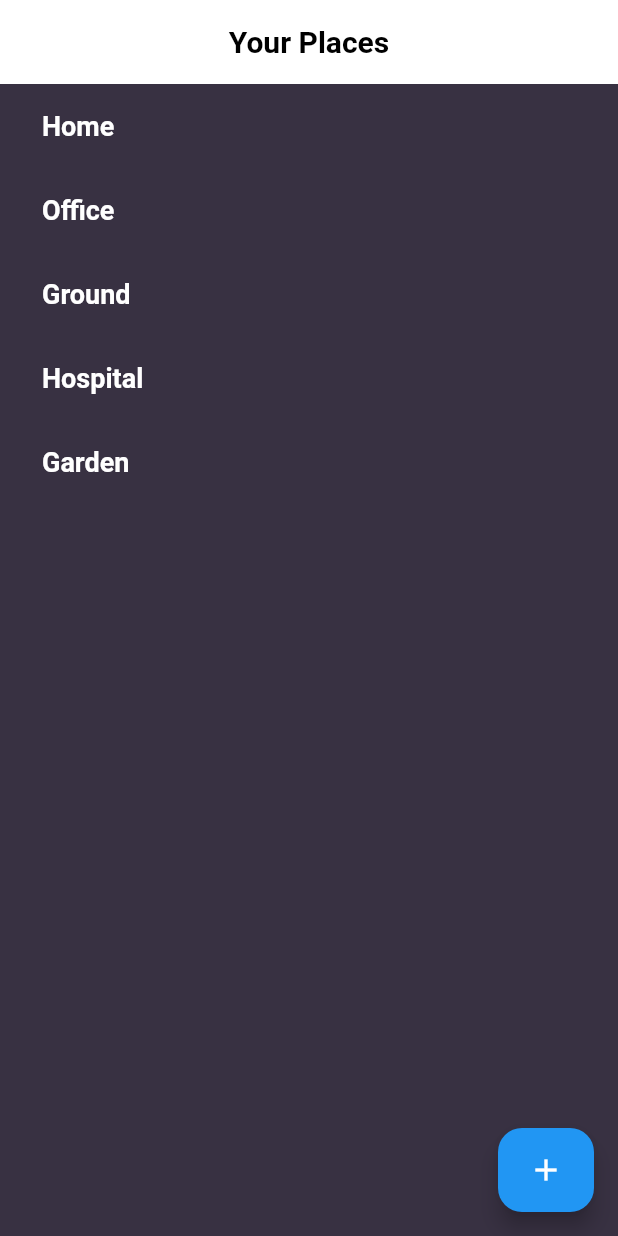
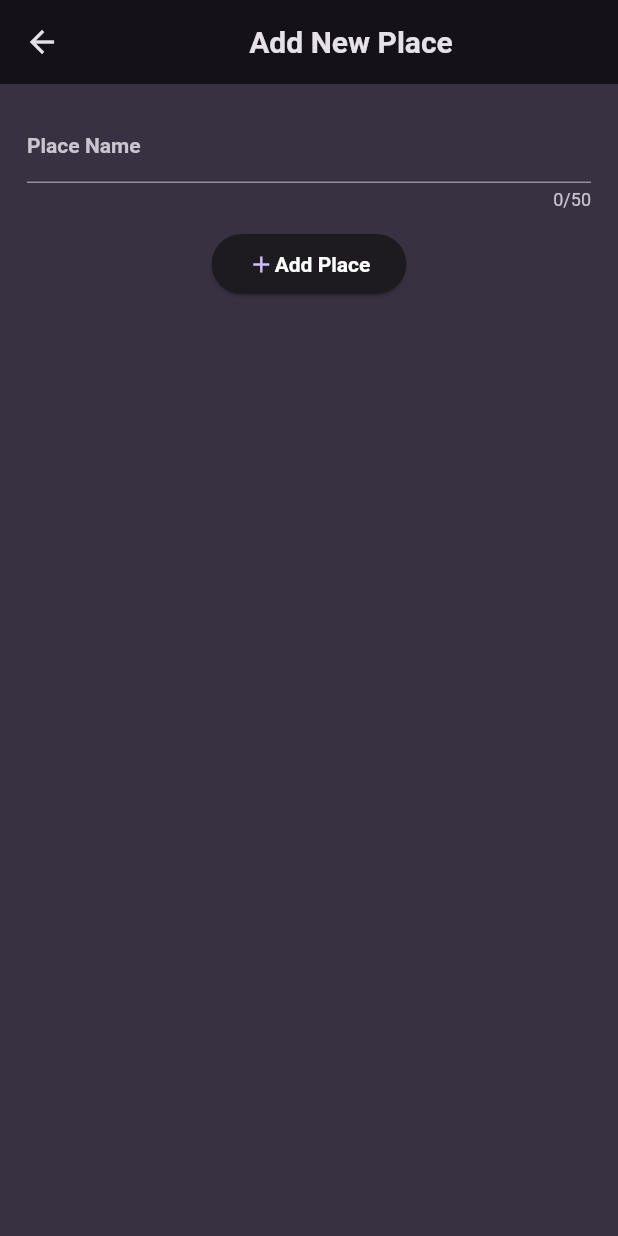
Before and after one commit to 1amSumit/your-places-flutter, a Flutter app: the screen it shows after launch, after a tap on the "add" icon, on a phone screen of 412 x 824 dp. Run offline on Flutter 3.47's test engine with Material 2 defaults, Android fonts, the phone set to English and light mode, and no system bars; our stand-ins replace flutter_riverpod, google_fonts.

Commit message:
adding place and add new place screen done

```diff
--- a/lib/data/dummy_data.dart
+++ b/lib/data/dummy_data.dart
@@ -1,9 +1,9 @@
 import 'package:services/models/place_model.dart';
 
-const places_data = [
-  Place(name: "Home"),
-  Place(name: "Office"),
-  Place(name: "Ground"),
-  Place(name: "Hospital"),
-  Place(name: "Garden"),
+const placesData = [
+  Place(id: "p1", name: "Home"),
+  Place(id: "p2", name: "Office"),
+  Place(id: "p3", name: "Ground"),
+  Place(id: "p4", name: "Hospital"),
+  Place(id: "p5", name: "Garden"),
 ];
--- a/lib/main.dart
+++ b/lib/main.dart
@@ -21,13 +21,13 @@ final colorSheme = ColorScheme.fromSeed(
 final theme = ThemeData().copyWith(
   useMaterial3: true,
   scaffoldBackgroundColor: colorSheme.background,
+  colorScheme: colorSheme,
   textTheme: GoogleFonts.ubuntuCondensedTextTheme().copyWith(
     titleSmall: GoogleFonts.ubuntuCondensed(
       fontWeight: FontWeight.bold,
     ),
     titleMedium: GoogleFonts.ubuntuCondensed(
-      fontWeight: FontWeight.bold,
-    ),
+        fontWeight: FontWeight.bold, color: Colors.white),
     titleLarge: GoogleFonts.ubuntuCondensed(
       fontWeight: FontWeight.bold,
     ),
--- a/lib/models/place_model.dart
+++ b/lib/models/place_model.dart
@@ -1,4 +1,5 @@
 class Place {
-  const Place({required this.name});
+  const Place({required this.id, required this.name});
   final String name;
+  final String id;
 }
--- a/lib/provider/places_provider.dart
+++ b/lib/provider/places_provider.dart
@@ -3,7 +3,15 @@ import "package:services/models/place_model.dart";
 import "package:services/data/dummy_data.dart";
 
 class PlacesNotifier extends StateNotifier<List<Place>> {
-  PlacesNotifier() : super([...places_data]);
+  PlacesNotifier() : super([...placesData]);
+
+  void addPlace(Place place) {
+    state = [...state, place];
+  }
+
+  void removePlace(Place place) {
+    state = state.where((p) => p.id != place.id).toList();
+  }
 }
 
 final placesProvider =
--- /dev/null
+++ b/lib/screens/add_place.dart
@@ -0,0 +1,91 @@
+import 'package:flutter/material.dart';
+import 'package:flutter_riverpod/flutter_riverpod.dart';
+import 'package:services/main.dart';
+import 'package:services/models/place_model.dart';
+import 'package:services/provider/places_provider.dart';
+
+class AddPlace extends ConsumerStatefulWidget {
+  const AddPlace({super.key});
+
+  @override
+  ConsumerState<AddPlace> createState() => _AddPlaceState();
+}
+
+class _AddPlaceState extends ConsumerState<AddPlace> {
+  final _formKey = GlobalKey<FormState>();
+  String enteredPlaceName = "";
+  void savePlace() {
+    if (_formKey.currentState!.validate()) {
+      _formKey.currentState!.save();
+
+      ref.read(placesProvider.notifier).addPlace(
+            Place(id: DateTime.now().toString(), name: enteredPlaceName),
+          );
+      Navigator.pop(context);
+    }
+  }
+
+  @override
+  Widget build(BuildContext context) {
+    return Scaffold(
+      appBar: AppBar(
+        title: const Center(
+          child: Text("Add New Place"),
+        ),
+      ),
+      body: Padding(
+        padding: const EdgeInsets.all(18),
+        child: Form(
+          key: _formKey,
+          child: Column(
+            children: [
+              TextFormField(
+                style: const TextStyle(
+                    color: Colors.white, fontWeight: FontWeight.bold),
+                maxLength: 50,
+                decoration: InputDecoration(
+                  label: Text(
+                    "Place Name",
+                    style: theme.textTheme.titleSmall!.copyWith(),
+                  ),
+                ),
+                validator: (value) {
+                  if (value == null ||
+                      value.isEmpty ||
+                      value.length <= 1 ||
+                      value.length >= 50) {
+                    return "Must be between 1 and 50 characters.";
+                  }
+                  return null;
+                },
+                onSaved: (newPlace) {
+                  enteredPlaceName = newPlace!;
+                },
+              ),
+              const SizedBox(
+                height: 12,
+              ),
+              Row(
+                mainAxisAlignment: MainAxisAlignment.center,
+                children: [
+                  ElevatedButton(
+                    onPressed: savePlace,
+                    child: Row(
+                      children: [
+                        const Icon(Icons.add),
+                        Text(
+                          "Add Place",
+                          style: theme.textTheme.titleMedium!.copyWith(),
+                        ),
+                      ],
+                    ),
+                  ),
+                ],
+              )
+            ],
+          ),
+        ),
+      ),
+    );
+  }
+}
--- a/lib/screens/places_screen.dart
+++ b/lib/screens/places_screen.dart
@@ -2,6 +2,7 @@ import 'package:flutter/material.dart';
 import 'package:flutter_riverpod/flutter_riverpod.dart';
 import 'package:services/main.dart';
 import "package:services/provider/places_provider.dart";
+import 'package:services/screens/add_place.dart';
 
 class PlacesScreen extends ConsumerStatefulWidget {
   const PlacesScreen({super.key});
@@ -35,7 +36,12 @@ class _PlacesScreenState extends ConsumerState<PlacesScreen> {
             );
           }),
       floatingActionButton: FloatingActionButton.extended(
-          onPressed: () {}, label: const Icon(Icons.add)),
+          onPressed: () {
+            Navigator.push(context, MaterialPageRoute(builder: (ctx) {
+              return const AddPlace();
+            }));
+          },
+          label: const Icon(Icons.add)),
     );
   }
 }
```
